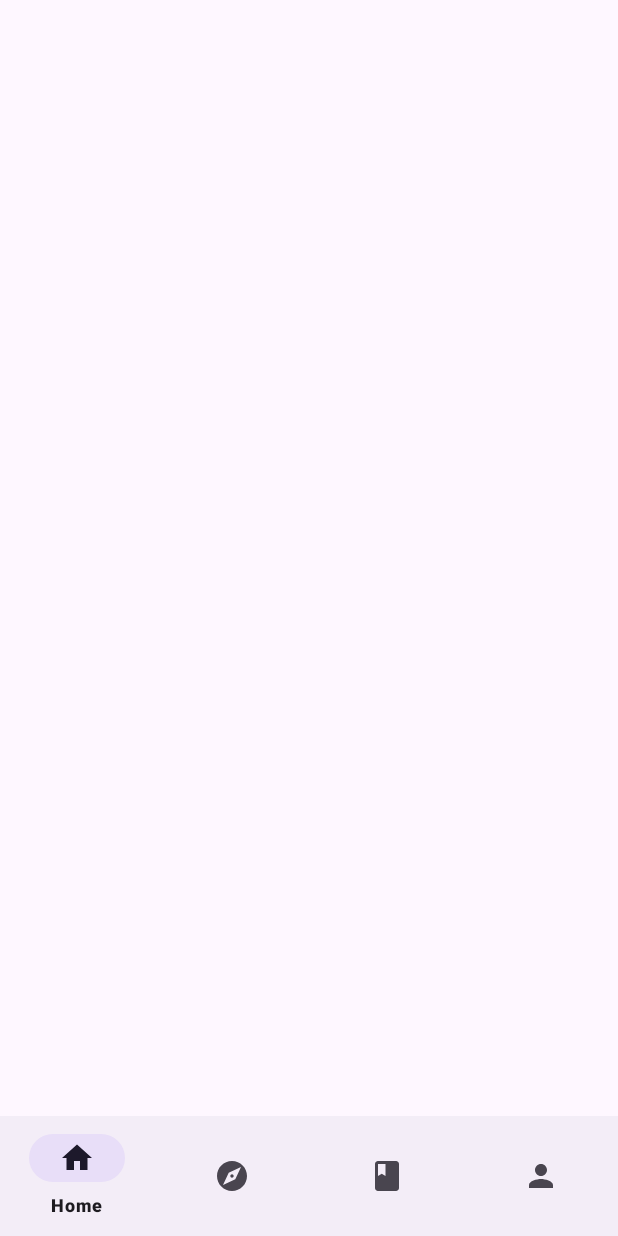
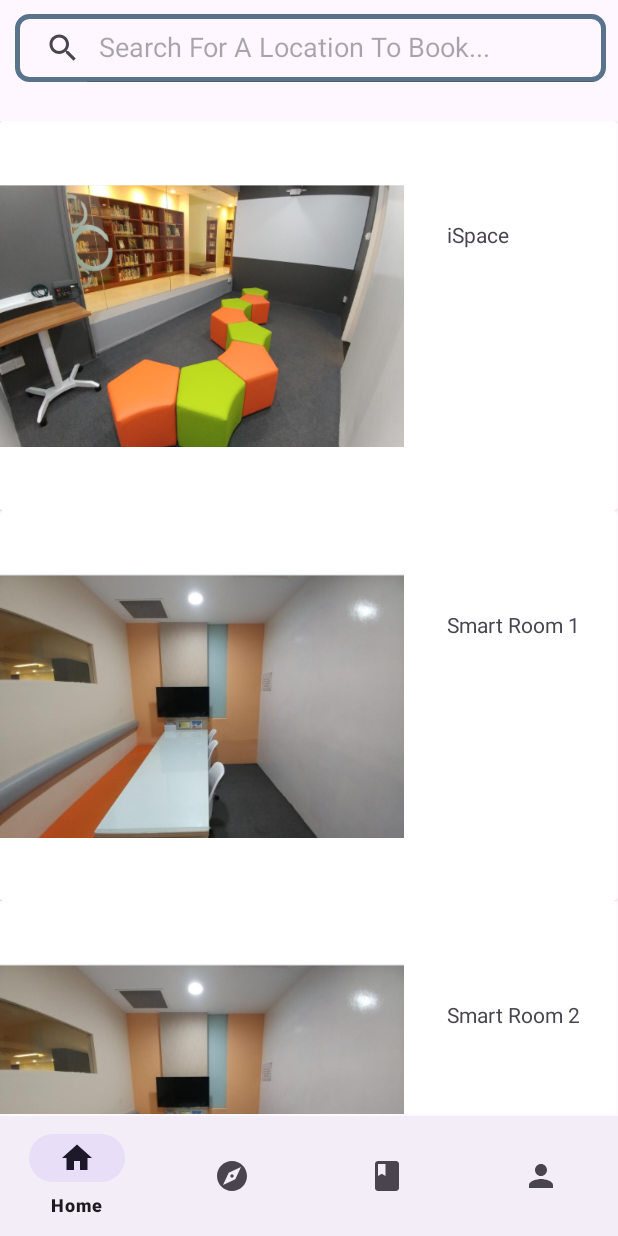
Before and after one commit to MAD2023team1/MAD2023_Team1, an Android app: the fragment ExploreFragment placed in its activity, on a phone screen of 412 x 824 dp. Run offline under Robolectric (Android 15) with nearby library versions, the phone set to English and light mode, and no system bars.

Commit message:
added seach bar on explore page and a few rooms. Added a new blank more info page when clicked. ltr i do

```diff
--- a/app/src/main/java/sg/team1/book_my_campus/ExploreFragment.java
+++ b/app/src/main/java/sg/team1/book_my_campus/ExploreFragment.java
@@ -1,18 +1,25 @@
 package sg.team1.book_my_campus;
 
+import android.content.Intent;
 import android.os.Bundle;
 import android.view.LayoutInflater;
 import android.view.View;
 import android.view.ViewGroup;
+import androidx.appcompat.widget.SearchView;
+import android.widget.Toast;
 
 import androidx.fragment.app.Fragment;
+import androidx.recyclerview.widget.LinearLayoutManager;
+import androidx.recyclerview.widget.RecyclerView;
+
+import java.util.ArrayList;
 
 /**
  * A simple {@link Fragment} subclass.
  * Use the {@link ExploreFragment#newInstance} factory method to
  * create an instance of this fragment.
  */
-public class ExploreFragment extends Fragment {
+public class ExploreFragment extends Fragment implements room_recyclerviewadapter.OnRoomListener {
 
     // TODO: Rename parameter arguments, choose names that match
     // the fragment initialization parameters, e.g. ARG_ITEM_NUMBER
@@ -52,12 +59,75 @@ public class ExploreFragment extends Fragment {
             mParam1 = getArguments().getString(ARG_PARAM1);
             mParam2 = getArguments().getString(ARG_PARAM2);
         }
+
     }
 
     @Override
     public View onCreateView(LayoutInflater inflater, ViewGroup container,
                              Bundle savedInstanceState) {
+
         // Inflate the layout for this fragment
-        return inflater.inflate(R.layout.fragment_explore, container, false);
+        View rootView = inflater.inflate(R.layout.fragment_explore, container, false);
+        searchView = rootView.findViewById(R.id.searchView);
+        searchView.clearFocus();
+        searchView.setOnQueryTextListener(new SearchView.OnQueryTextListener() {
+            @Override
+            public boolean onQueryTextSubmit(String s) {
+                return false;
+            }
+
+            @Override
+            public boolean onQueryTextChange(String s) {
+                filterList(s);
+                return true;
+            }
+        });
+        RecyclerView recyclerView = rootView.findViewById(R.id.mRecyclerView);
+
+        // Create the new array of rooms to loop through
+        setUpRoomModels();
+        //Create adapter after setting up models
+        room_recyclerviewadapter adapter = new room_recyclerviewadapter(getContext(), roomModels, this);
+
+        recyclerView.setAdapter(adapter);
+        recyclerView.setLayoutManager(new LinearLayoutManager(requireContext()));
+        return rootView;
+    }
+    //this will hold all of our models, and we will send this list to the recycler's view adpater later on
+    ArrayList<Room> roomModels = new ArrayList<>();
+    //images array
+    int[] roomImages = {R.drawable.ispace, R.drawable.smartcube1and2, R.drawable.smartcube1and2, R.drawable.smartcube3and4,R.drawable.smartcube3and4};
+    private SearchView searchView;
+
+    private void setUpRoomModels(){
+        //pulling the text inside the string[] that I have created in the string.xml file
+        String[] roomNamesFromString = getResources().getStringArray(R.array.room_name_full_text);
+        for(int i=0; i<roomNamesFromString.length;i++){
+            roomModels.add(new Room(0, roomNamesFromString[i], null, null, 0,null,0,null,false, roomImages[i]));
+        }
+    }
+    private void filterList(String text){
+        ArrayList<Room> filteredList = new ArrayList<>();
+        for (Room room: roomModels){
+            if(room.getRoomName().toLowerCase().contains(text.toLowerCase())){
+                filteredList.add(room);
+            }
+
+        }
+        if (filteredList.isEmpty()){
+            Toast.makeText(getContext(),"No data found",Toast.LENGTH_SHORT).show();
+        }else{
+            room_recyclerviewadapter adapter = new room_recyclerviewadapter(getContext(), filteredList, this);
+            RecyclerView recyclerView = getView().findViewById(R.id.mRecyclerView);
+            recyclerView.setAdapter(adapter);
+        }
+
+    }
+
+    @Override
+    public void onRoomClick(int position) {
+        roomModels.get(position);
+        Intent roomMoreInfo = new Intent(getContext(), MoreRoomInfo.class);
+        startActivity(roomMoreInfo);
     }
 }
--- a/app/src/main/java/sg/team1/book_my_campus/MainActivity.java
+++ b/app/src/main/java/sg/team1/book_my_campus/MainActivity.java
@@ -1,12 +1,15 @@
 package sg.team1.book_my_campus;
 
 import androidx.appcompat.app.AppCompatActivity;
+import androidx.recyclerview.widget.RecyclerView;
 
 import android.content.Intent;
 import android.os.Bundle;
 import android.util.Log;
 import android.view.View;
 import android.widget.Button;
+
+import java.util.ArrayList;
 
 import sg.team1.book_my_campus.R;
 
@@ -16,7 +19,7 @@ public class MainActivity extends AppCompatActivity {
     @Override
     protected void onCreate(Bundle savedInstanceState) {
         super.onCreate(savedInstanceState);
-        setContentView(R.layout.landing_page);
+        setContentView(R.layout.landing_page);;
     }
 
     @Override
@@ -75,4 +78,5 @@ public class MainActivity extends AppCompatActivity {
         super.onDestroy();
         Log.v(title, "On Destroy!");
     }
+
 }
--- /dev/null
+++ b/app/src/main/java/sg/team1/book_my_campus/MoreRoomInfo.java
@@ -0,0 +1,14 @@
+package sg.team1.book_my_campus;
+
+import androidx.appcompat.app.AppCompatActivity;
+
+import android.os.Bundle;
+
+public class MoreRoomInfo extends AppCompatActivity {
+
+    @Override
+    protected void onCreate(Bundle savedInstanceState) {
+        super.onCreate(savedInstanceState);
+        setContentView(R.layout.activity_more_room_info2);
+    }
+}
--- a/app/src/main/java/sg/team1/book_my_campus/Room.java
+++ b/app/src/main/java/sg/team1/book_my_campus/Room.java
@@ -2,6 +2,7 @@ package sg.team1.book_my_campus;
 
 public class Room {
     public int roomNumber;
+    public String roomName;
     public String description;
     public String location;
     public int level;
@@ -9,12 +10,14 @@ public class Room {
     public int capacity;
     public String category;
     public boolean isAvail;
+    public int image;
 
     public Room() {
     }
 
-    public Room(int roomNumber, String description, String location, int level, String building, int capacity, String category, boolean isAvail) {
+    public Room(int roomNumber,String roomName, String description, String location, int level, String building, int capacity, String category, boolean isAvail,int image) {
         this.roomNumber = roomNumber;
+        this.roomName = roomName;
         this.description = description;
         this.location = location;
         this.level = level;
@@ -22,6 +25,7 @@ public class Room {
         this.capacity = capacity;
         this.category = category;
         this.isAvail = isAvail;
+        this.image = image;
     }
 
     public int getRoomNumber() {
@@ -30,6 +34,12 @@ public class Room {
 
     public void setRoomNumber(int roomNumber) {
         this.roomNumber = roomNumber;
+    }
+    public String getRoomName() {
+        return roomName;
+    }
+    public void setRoomName(String roomName) {
+        this.roomName = roomName;
     }
 
     public String getDescription() {
@@ -87,4 +97,10 @@ public class Room {
     public void setAvail(boolean avail) {
         isAvail = avail;
     }
+    public int getImage() {
+        return image;
+    }
+    public void setImage(int image) {
+        this.image = image;
+    }
 }
--- /dev/null
+++ b/app/src/main/java/sg/team1/book_my_campus/room_recyclerviewadapter.java
@@ -0,0 +1,84 @@
+package sg.team1.book_my_campus;
+
+import android.content.Context;
+import android.content.Intent;
+import android.view.LayoutInflater;
+import android.view.View;
+import android.view.ViewGroup;
+import android.widget.AdapterView;
+import android.widget.ImageView;
+import android.widget.TextView;
+
+import androidx.annotation.NonNull;
+import androidx.cardview.widget.CardView;
+import androidx.recyclerview.widget.RecyclerView;
+
+import java.util.ArrayList;
+
+public class room_recyclerviewadapter extends RecyclerView.Adapter<room_recyclerviewadapter.MyViewHolder>{
+    private OnRoomListener myOnRoomListener;
+    Context context;
+    ArrayList<Room> roomModels;
+
+    private AdapterView.OnItemClickListener listener;
+
+    public interface OnItemClickListener{
+        void onItemClick(Room room);
+    }
+    public room_recyclerviewadapter(Context context, ArrayList<Room> roomModels, OnRoomListener onRoomListener){
+        this.context = context;
+        this.roomModels = roomModels;
+        this.myOnRoomListener = onRoomListener;
+
+    }
+    public void setFilteredList(ArrayList<Room>filteredList){
+        this.roomModels = filteredList;
+        notifyDataSetChanged();
+    }
+    @NonNull
+    @Override
+    public room_recyclerviewadapter.MyViewHolder onCreateViewHolder(@NonNull ViewGroup parent, int viewType) {
+        //inflate layout (giving a look to our rows)
+        LayoutInflater inflater =  LayoutInflater.from(context);
+        View view = inflater.inflate(R.layout.recycler_view_row, parent,false);
+        return new room_recyclerviewadapter.MyViewHolder(view, myOnRoomListener);
+    }
+
+    @Override
+    public void onBindViewHolder(@NonNull room_recyclerviewadapter.MyViewHolder holder, int position) {
+        //assigning values to the views we created in the recycler_view_row layout file
+        //based on the position of the recycler view
+        holder.tvroomName.setText(roomModels.get(position).getRoomName());
+        holder.imageView.setImageResource(roomModels.get(position).getImage());
+    }
+
+    @Override
+    public int getItemCount() {
+        //the recycler view just want to know the number of items that you have displayed
+        return roomModels.size();
+    }
+    public static class MyViewHolder extends RecyclerView.ViewHolder implements View.OnClickListener {
+        //grabbing the views(each element) from out recycler_view_row layout file
+        ImageView imageView;
+        TextView tvroomName;
+
+        CardView cardView;
+        OnRoomListener onRoomListener;
+        public MyViewHolder(@NonNull View itemView, OnRoomListener onRoomListener) {
+            super(itemView);
+            imageView = itemView.findViewById(R.id.imageView);
+            tvroomName = itemView.findViewById(R.id.textView);
+            cardView = itemView.findViewById(R.id.cardView);
+            this.onRoomListener = onRoomListener;
+            itemView.setOnClickListener(this);
+        }
+
+        @Override
+        public void onClick(View view) {
+            onRoomListener.onRoomClick(getAdapterPosition());
+        }
+    }
+    public interface OnRoomListener{
+        void onRoomClick(int position);
+    }
+}
--- /dev/null
+++ b/app/src/main/res/drawable/search_view_bg.xml
@@ -0,0 +1,6 @@
+<?xml version="1.0" encoding="utf-8"?>
+<shape xmlns:android="http://schemas.android.com/apk/res/android">
+    <corners android:radius = "8dp"/>
+    <stroke android:color="@color/blue"
+        android:width="3dp"/>
+</shape>
--- /dev/null
+++ b/app/src/main/res/layout/activity_more_room_info2.xml
@@ -0,0 +1,20 @@
+<?xml version="1.0" encoding="utf-8"?>
+<androidx.constraintlayout.widget.ConstraintLayout xmlns:android="http://schemas.android.com/apk/res/android"
+    xmlns:app="http://schemas.android.com/apk/res-auto"
+    xmlns:tools="http://schemas.android.com/tools"
+    android:layout_width="match_parent"
+    android:layout_height="match_parent"
+    tools:context=".MoreRoomInfo">
+
+    <TextView
+        android:id="@+id/textView5"
+        android:layout_width="wrap_content"
+        android:layout_height="wrap_content"
+        android:layout_marginStart="152dp"
+        android:layout_marginTop="352dp"
+        android:layout_marginEnd="128dp"
+        android:text="more room info page"
+        app:layout_constraintEnd_toEndOf="parent"
+        app:layout_constraintStart_toStartOf="parent"
+        app:layout_constraintTop_toTopOf="parent" />
+</androidx.constraintlayout.widget.ConstraintLayout>
--- a/app/src/main/res/layout/fragment_explore.xml
+++ b/app/src/main/res/layout/fragment_explore.xml
@@ -1,12 +1,40 @@
 <?xml version="1.0" encoding="utf-8"?>
 <FrameLayout xmlns:android="http://schemas.android.com/apk/res/android"
+    xmlns:app="http://schemas.android.com/apk/res-auto"
     xmlns:tools="http://schemas.android.com/tools"
     android:layout_width="match_parent"
     android:layout_height="match_parent"
     tools:context=".ExploreFragment">
 
-    <androidx.recyclerview.widget.RecyclerView
-        android:id="@+id/recyclerview"
-        android:layout_width="434dp"
-        android:layout_height="834dp" />
+
+    <androidx.constraintlayout.widget.ConstraintLayout
+        android:layout_width="match_parent"
+        android:layout_height="match_parent">
+
+        <androidx.appcompat.widget.SearchView
+            android:id="@+id/searchView"
+            android:layout_width="394dp"
+            android:layout_height="45dp"
+            android:layout_margin="8dp"
+            android:layout_marginBottom="17dp"
+            android:background="@drawable/search_view_bg"
+            app:iconifiedByDefault="false"
+            app:layout_constraintBottom_toTopOf="@+id/mRecyclerView"
+            app:layout_constraintEnd_toEndOf="parent"
+            app:layout_constraintHorizontal_bias="1.0"
+            app:layout_constraintStart_toStartOf="parent"
+            app:layout_constraintTop_toTopOf="parent"
+            app:queryHint="Search For A Location To Book..." />
+
+        <androidx.recyclerview.widget.RecyclerView
+            android:id="@+id/mRecyclerView"
+            android:layout_width="411dp"
+            android:layout_height="662dp"
+            android:layout_marginTop="17dp"
+            app:layout_constraintBottom_toBottomOf="parent"
+            app:layout_constraintEnd_toEndOf="parent"
+            app:layout_constraintHorizontal_bias="0.0"
+            app:layout_constraintStart_toStartOf="parent"
+            app:layout_constraintTop_toBottomOf="@+id/searchView" />
+    </androidx.constraintlayout.widget.ConstraintLayout>
 </FrameLayout>
--- /dev/null
+++ b/app/src/main/res/layout/recycler_view_row.xml
@@ -0,0 +1,41 @@
+<?xml version="1.0" encoding="utf-8"?>
+<androidx.constraintlayout.widget.ConstraintLayout xmlns:android="http://schemas.android.com/apk/res/android"
+    xmlns:app="http://schemas.android.com/apk/res-auto"
+    xmlns:tools="http://schemas.android.com/tools"
+    android:layout_width="match_parent"
+    android:layout_height="wrap_content">
+
+    <androidx.cardview.widget.CardView
+        android:id="@+id/cardView"
+        android:layout_width="match_parent"
+        android:layout_height="wrap_content"
+        app:layout_constraintBottom_toBottomOf="parent"
+        app:layout_constraintEnd_toEndOf="parent"
+        app:layout_constraintStart_toStartOf="parent"
+        app:layout_constraintTop_toTopOf="parent" >
+
+        <androidx.constraintlayout.widget.ConstraintLayout
+            android:layout_width="match_parent"
+            android:layout_height="match_parent">
+
+            <ImageView
+                android:id="@+id/imageView"
+                android:layout_width="269dp"
+                android:layout_height="260dp"
+                app:layout_constraintBottom_toBottomOf="parent"
+                app:layout_constraintStart_toStartOf="parent"
+                app:layout_constraintTop_toTopOf="parent"
+                app:srcCompat="@drawable/ispace" />
+
+            <TextView
+                android:id="@+id/textView"
+                android:layout_width="wrap_content"
+                android:layout_height="wrap_content"
+                android:layout_marginStart="298dp"
+                android:layout_marginTop="66dp"
+                android:text="@string/room_name"
+                app:layout_constraintStart_toStartOf="@+id/imageView"
+                app:layout_constraintTop_toTopOf="parent" />
+        </androidx.constraintlayout.widget.ConstraintLayout>
+    </androidx.cardview.widget.CardView>
+</androidx.constraintlayout.widget.ConstraintLayout>
--- a/app/src/main/res/values/strings.xml
+++ b/app/src/main/res/values/strings.xml
@@ -21,6 +21,14 @@
     <string name="second_fragment_label">Second Fragment</string>
     <string name="next">Next</string>
     <string name="previous">Previous</string>
+    <string name="room_name">iSpace</string>
+    <string-array name="room_name_full_text">
+        <item>iSpace</item>
+        <item>Smart Room 1</item>
+        <item>Smart Room 2</item>
+        <item>Smart Room 3</item>
+        <item>Smart Room 4</item>
+    </string-array>
 
 
 </resources>
```
Also changed, not shown: app/src/main/AndroidManifest.xml (+11 -1 lines), app/src/main/res/drawable/ispace.png (added), app/src/main/res/drawable/smartcube1and2.jpg (added), app/src/main/res/drawable/smartcube3and4.jpg (added).
